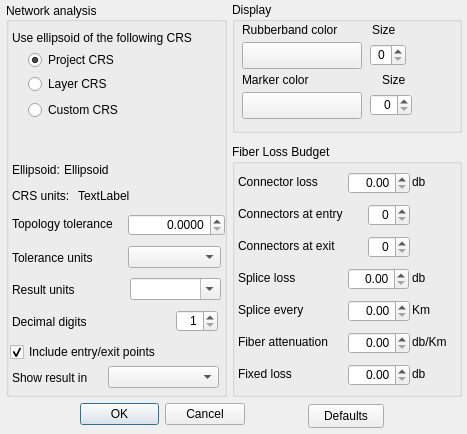
Old version of the form DlgConfiguration.ui in the repository fryktoria/On-the-Fly-Shortest-Path.
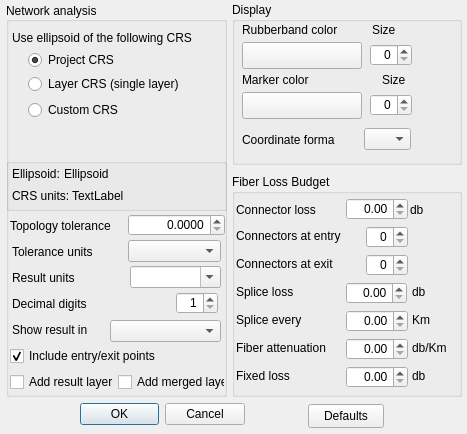
New version of the form. Custom widgets are drawn as their Qt base class.

Patch:
```diff
--- a/DlgConfiguration.ui
+++ b/DlgConfiguration.ui
@@ -25,6 +25,9 @@
   <property name="windowTitle">
    <string>Configuration</string>
   </property>
+  <property name="layoutDirection">
+   <enum>Qt::LeftToRight</enum>
+  </property>
   <property name="locale">
    <locale language="C" country="AnyCountry"/>
   </property>
@@ -56,7 +59,7 @@
      <x>232</x>
      <y>2</y>
      <width>230</width>
-     <height>131</height>
+     <height>163</height>
     </rect>
    </property>
    <property name="locale">
@@ -102,7 +105,7 @@
      <rect>
       <x>138</x>
       <y>42</y>
-      <width>36</width>
+      <width>42</width>
       <height>22</height>
      </rect>
     </property>
@@ -184,6 +187,35 @@
      <string>Size</string>
     </property>
    </widget>
+   <widget class="QComboBox" name="coordinateFormat">
+    <property name="geometry">
+     <rect>
+      <x>132</x>
+      <y>126</y>
+      <width>47</width>
+      <height>22</height>
+     </rect>
+    </property>
+    <property name="layoutDirection">
+     <enum>Qt::LeftToRight</enum>
+    </property>
+    <property name="insertPolicy">
+     <enum>QComboBox::InsertAtBottom</enum>
+    </property>
+   </widget>
+   <widget class="QLabel" name="label_25">
+    <property name="geometry">
+     <rect>
+      <x>10</x>
+      <y>130</y>
+      <width>93</width>
+      <height>16</height>
+     </rect>
+    </property>
+    <property name="text">
+     <string>Coordinate format</string>
+    </property>
+   </widget>
   </widget>
   <widget class="QPushButton" name="defaultsButton">
    <property name="geometry">
@@ -220,9 +252,9 @@
     <property name="geometry">
      <rect>
       <x>4</x>
-      <y>340</y>
+      <y>346</y>
       <width>167</width>
-      <height>20</height>
+      <height>16</height>
      </rect>
     </property>
     <property name="layoutDirection">
@@ -303,10 +335,10 @@
    <widget class="QLabel" name="label_6">
     <property name="geometry">
      <rect>
-      <x>6</x>
-      <y>208</y>
+      <x>4</x>
+      <y>216</y>
       <width>119</width>
-      <height>27</height>
+      <height>16</height>
      </rect>
     </property>
     <property name="text">
@@ -345,8 +377,8 @@
     <property name="geometry">
      <rect>
       <x>6</x>
-      <y>160</y>
-      <width>105</width>
+      <y>164</y>
+      <width>47</width>
       <height>16</height>
      </rect>
     </property>
@@ -358,7 +390,7 @@
     <property name="geometry">
      <rect>
       <x>58</x>
-      <y>160</y>
+      <y>164</y>
       <width>157</width>
       <height>16</height>
      </rect>
@@ -374,7 +406,7 @@
     <property name="geometry">
      <rect>
       <x>124</x>
-      <y>276</y>
+      <y>264</y>
       <width>91</width>
       <height>22</height>
      </rect>
@@ -387,7 +419,7 @@
     <property name="geometry">
      <rect>
       <x>6</x>
-      <y>280</y>
+      <y>268</y>
       <width>87</width>
       <height>16</height>
      </rect>
@@ -400,7 +432,7 @@
     <property name="geometry">
      <rect>
       <x>6</x>
-      <y>312</y>
+      <y>294</y>
       <width>91</width>
       <height>16</height>
      </rect>
@@ -413,7 +445,7 @@
     <property name="geometry">
      <rect>
       <x>170</x>
-      <y>308</y>
+      <y>290</y>
       <width>42</width>
       <height>22</height>
      </rect>
@@ -438,7 +470,7 @@
     <property name="geometry">
      <rect>
       <x>6</x>
-      <y>368</y>
+      <y>320</y>
       <width>91</width>
       <height>16</height>
      </rect>
@@ -450,8 +482,8 @@
    <widget class="QComboBox" name="resultDialogType">
     <property name="geometry">
      <rect>
-      <x>102</x>
-      <y>364</y>
+      <x>104</x>
+      <y>318</y>
       <width>111</width>
       <height>22</height>
      </rect>
@@ -465,7 +497,7 @@
      <rect>
       <x>6</x>
       <y>186</y>
-      <width>63</width>
+      <width>59</width>
       <height>16</height>
      </rect>
     </property>
@@ -476,9 +508,9 @@
    <widget class="QLabel" name="crsUnits">
     <property name="geometry">
      <rect>
-      <x>72</x>
+      <x>66</x>
       <y>186</y>
-      <width>135</width>
+      <width>141</width>
       <height>16</height>
      </rect>
     </property>
@@ -490,7 +522,7 @@
     <property name="geometry">
      <rect>
       <x>6</x>
-      <y>248</y>
+      <y>242</y>
       <width>91</width>
       <height>16</height>
      </rect>
@@ -503,20 +535,96 @@
     <property name="geometry">
      <rect>
       <x>122</x>
-      <y>244</y>
+      <y>238</y>
       <width>93</width>
       <height>22</height>
      </rect>
     </property>
    </widget>
+   <widget class="QLabel" name="label_26">
+    <property name="geometry">
+     <rect>
+      <x>104</x>
+      <y>74</y>
+      <width>71</width>
+      <height>16</height>
+     </rect>
+    </property>
+    <property name="text">
+     <string>(single layer)</string>
+    </property>
+   </widget>
+   <widget class="QGroupBox" name="groupBox_4">
+    <property name="geometry">
+     <rect>
+      <x>0</x>
+      <y>156</y>
+      <width>221</width>
+      <height>53</height>
+     </rect>
+    </property>
+    <property name="title">
+     <string/>
+    </property>
+   </widget>
+   <widget class="QCheckBox" name="addMergedLayer">
+    <property name="geometry">
+     <rect>
+      <x>112</x>
+      <y>372</y>
+      <width>107</width>
+      <height>16</height>
+     </rect>
+    </property>
+    <property name="text">
+     <string>Add merged layer</string>
+    </property>
+   </widget>
+   <widget class="QCheckBox" name="addResultLayer">
+    <property name="geometry">
+     <rect>
+      <x>4</x>
+      <y>372</y>
+      <width>109</width>
+      <height>16</height>
+     </rect>
+    </property>
+    <property name="text">
+     <string>Add result layer</string>
+    </property>
+   </widget>
+   <zorder>groupBox_4</zorder>
+   <zorder>includeStartStop</zorder>
+   <zorder>mQgsProjectionSelectionWidget</zorder>
+   <zorder>selectProjectCrs</zorder>
+   <zorder>selectLayerCrs</zorder>
+   <zorder>selectCustomCrs</zorder>
+   <zorder>label_21</zorder>
+   <zorder>label_6</zorder>
+   <zorder>topologyTolerance</zorder>
+   <zorder>label_22</zorder>
+   <zorder>measurementEllipsoid</zorder>
+   <zorder>distanceUnits</zorder>
+   <zorder>label_20</zorder>
+   <zorder>label_5</zorder>
+   <zorder>decimalDigits</zorder>
+   <zorder>label_7</zorder>
+   <zorder>resultDialogType</zorder>
+   <zorder>label_23</zorder>
+   <zorder>crsUnits</zorder>
+   <zorder>label_24</zorder>
+   <zorder>toleranceUnits</zorder>
+   <zorder>label_26</zorder>
+   <zorder>addMergedLayer</zorder>
+   <zorder>addResultLayer</zorder>
   </widget>
   <widget class="QGroupBox" name="groupBox_3">
    <property name="geometry">
     <rect>
      <x>232</x>
-     <y>144</y>
+     <y>174</y>
      <width>230</width>
-     <height>253</height>
+     <height>223</height>
     </rect>
    </property>
    <property name="locale">
@@ -528,8 +636,8 @@
    <widget class="QLabel" name="label_8">
     <property name="geometry">
      <rect>
-      <x>6</x>
-      <y>30</y>
+      <x>4</x>
+      <y>28</y>
       <width>91</width>
       <height>16</height>
      </rect>
@@ -541,9 +649,9 @@
    <widget class="QLabel" name="label_9">
     <property name="geometry">
      <rect>
-      <x>180</x>
-      <y>30</y>
-      <width>35</width>
+      <x>178</x>
+      <y>28</y>
+      <width>33</width>
       <height>16</height>
      </rect>
     </property>
@@ -554,8 +662,8 @@
    <widget class="QLabel" name="label_10">
     <property name="geometry">
      <rect>
-      <x>6</x>
-      <y>62</y>
+      <x>4</x>
+      <y>54</y>
       <width>131</width>
       <height>16</height>
      </rect>
@@ -570,8 +678,8 @@
    <widget class="QLabel" name="label_11">
     <property name="geometry">
      <rect>
-      <x>6</x>
-      <y>126</y>
+      <x>4</x>
+      <y>110</y>
       <width>105</width>
       <height>16</height>
      </rect>
@@ -583,8 +691,8 @@
    <widget class="QLabel" name="label_12">
     <property name="geometry">
      <rect>
-      <x>6</x>
-      <y>158</y>
+      <x>4</x>
+      <y>138</y>
       <width>107</width>
       <height>16</height>
      </rect>
@@ -596,8 +704,8 @@
    <widget class="QLabel" name="label_13">
     <property name="geometry">
      <rect>
-      <x>6</x>
-      <y>190</y>
+      <x>4</x>
+      <y>166</y>
       <width>109</width>
       <height>16</height>
      </rect>
@@ -609,8 +717,8 @@
    <widget class="QSpinBox" name="numberOfConnectorsAtEntry">
     <property name="geometry">
      <rect>
-      <x>136</x>
-      <y>60</y>
+      <x>134</x>
+      <y>52</y>
       <width>42</width>
       <height>22</height>
      </rect>
@@ -628,8 +736,8 @@
    <widget class="QDoubleSpinBox" name="spliceLoss">
     <property name="geometry">
      <rect>
-      <x>116</x>
-      <y>124</y>
+      <x>114</x>
+      <y>108</y>
       <width>61</width>
       <height>22</height>
      </rect>
@@ -648,7 +756,7 @@
     <property name="geometry">
      <rect>
       <x>180</x>
-      <y>126</y>
+      <y>110</y>
       <width>35</width>
       <height>16</height>
      </rect>
@@ -660,8 +768,8 @@
    <widget class="QDoubleSpinBox" name="spliceFrequency">
     <property name="geometry">
      <rect>
-      <x>116</x>
-      <y>156</y>
+      <x>114</x>
+      <y>136</y>
       <width>62</width>
       <height>22</height>
      </rect>
@@ -680,7 +788,7 @@
     <property name="geometry">
      <rect>
       <x>180</x>
-      <y>158</y>
+      <y>138</y>
       <width>35</width>
       <height>16</height>
      </rect>
@@ -692,8 +800,8 @@
    <widget class="QDoubleSpinBox" name="connectorLoss">
     <property name="geometry">
      <rect>
-      <x>116</x>
-      <y>28</y>
+      <x>114</x>
+      <y>24</y>
       <width>62</width>
       <height>22</height>
      </rect>
@@ -711,8 +819,8 @@
    <widget class="QDoubleSpinBox" name="cableLoss">
     <property name="geometry">
      <rect>
-      <x>116</x>
-      <y>188</y>
+      <x>114</x>
+      <y>164</y>
       <width>62</width>
       <height>22</height>
      </rect>
@@ -731,7 +839,7 @@
     <property name="geometry">
      <rect>
       <x>180</x>
-      <y>190</y>
+      <y>166</y>
       <width>41</width>
       <height>16</height>
      </rect>
@@ -743,8 +851,8 @@
    <widget class="QLabel" name="label_17">
     <property name="geometry">
      <rect>
-      <x>6</x>
-      <y>94</y>
+      <x>4</x>
+      <y>82</y>
       <width>132</width>
       <height>16</height>
      </rect>
@@ -756,8 +864,8 @@
    <widget class="QSpinBox" name="numberOfConnectorsAtExit">
     <property name="geometry">
      <rect>
-      <x>136</x>
-      <y>92</y>
+      <x>134</x>
+      <y>80</y>
       <width>42</width>
       <height>22</height>
      </rect>
@@ -769,8 +877,8 @@
    <widget class="QLabel" name="label_18">
     <property name="geometry">
      <rect>
-      <x>6</x>
-      <y>222</y>
+      <x>4</x>
+      <y>194</y>
       <width>91</width>
       <height>16</height>
      </rect>
@@ -782,8 +890,8 @@
    <widget class="QDoubleSpinBox" name="fixedLoss">
     <property name="geometry">
      <rect>
-      <x>116</x>
-      <y>220</y>
+      <x>114</x>
+      <y>192</y>
       <width>62</width>
       <height>22</height>
      </rect>
@@ -796,7 +904,7 @@
     <property name="geometry">
      <rect>
       <x>180</x>
-      <y>222</y>
+      <y>194</y>
       <width>37</width>
       <height>16</height>
      </rect>
```
Left out of the diff: 5 changed lines with no effect on the pictures.
